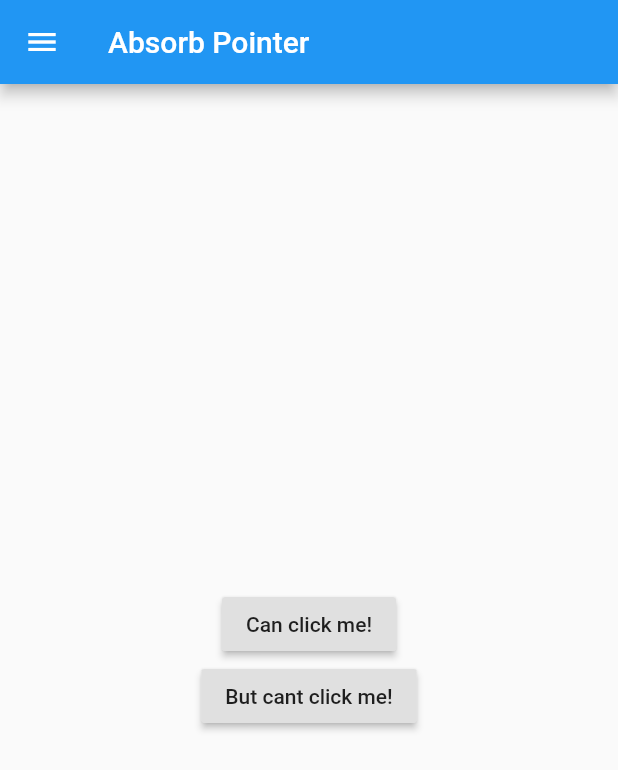
After one commit to StireArLankar/flutter-widget-of-the-week, a Flutter app: the AbsorbPointerScreen screen opened by its route, on a phone screen of 412 x 824 dp. The commit adds this screen. Shown: the top 770 px of the screen. Run offline on Flutter 3.47's test engine with Material 2 defaults, Android fonts, the phone set to English and light mode, and no system bars.

Commit message:
22 Absorb Pointer!

```diff
--- /dev/null
+++ b/lib/22_absorb_pointer/absorb_pointer.dart
@@ -0,0 +1,34 @@
+import 'package:flutter/material.dart';
+import 'package:flutter_widget_of_the_week/app_drawer.dart';
+
+class AbsorbPointerScreen extends StatelessWidget {
+  static const String routeName = 'absorb-pointer';
+  static const String title = 'Absorb Pointer';
+
+  @override
+  Widget build(BuildContext context) {
+    return Scaffold(
+      appBar: AppBar(
+        title: Text(AbsorbPointerScreen.title),
+      ),
+      drawer: AppDrawer(),
+      body: Center(
+        child: Column(
+          mainAxisSize: MainAxisSize.min,
+          children: <Widget>[
+            RaisedButton(
+              child: Text('Can click me!'),
+              onPressed: () {},
+            ),
+            AbsorbPointer(
+              child: RaisedButton(
+                child: Text('But cant click me!'),
+                onPressed: () {},
+              ),
+            )
+          ],
+        ),
+      ),
+    );
+  }
+}
--- a/lib/router.dart
+++ b/lib/router.dart
@@ -13,6 +13,7 @@ import '19_tooltip/tooltip.dart';
 import '1_safe_area/safe_area.dart';
 import '20_fitter_box/fitted_box.dart';
 import '21_layout_builder/layout_builder.dart';
+import '22_absorb_pointer/absorb_pointer.dart';
 import '2_expanded/expanded.dart';
 import '3_wrap/wrap.dart';
 import '4_animated_container/animated_container.dart';
@@ -136,6 +137,11 @@ final routes = [
     LayoutBuilderScreen.routeName,
     LayoutBuilderScreen.title,
   ),
+  RouteItem(
+    (ctx) => AbsorbPointerScreen(),
+    AbsorbPointerScreen.routeName,
+    AbsorbPointerScreen.title,
+  ),
 ];
 
 Route<dynamic> generateRoutes(RouteSettings settings) {
```
Also changed, not shown: lib/21_layout_builder/layout_builder.dart (+0 -22 lines).
